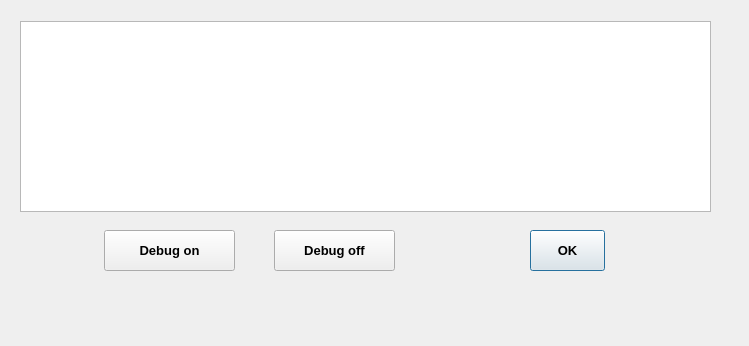
algogr/elina_app_server_win, file dialog.ui: the form before one commit.
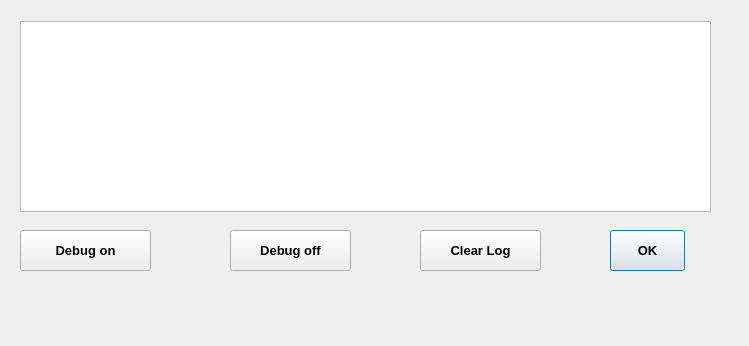
The form after the commit.

Commit message: v1.1 ---- - Add context menu (exit,about) - Replace constants.h with settings.ini - Add debug information - Changed application icon

What changed in the file:
```diff
--- a/dialog.ui
+++ b/dialog.ui
@@ -16,7 +16,7 @@
   <widget class="QPushButton" name="pushButton">
    <property name="geometry">
     <rect>
-     <x>530</x>
+     <x>610</x>
      <y>230</y>
      <width>75</width>
      <height>41</height>
@@ -36,7 +36,7 @@
   <widget class="QPushButton" name="pushOn">
    <property name="geometry">
     <rect>
-     <x>104</x>
+     <x>20</x>
      <y>230</y>
      <width>131</width>
      <height>41</height>
@@ -56,7 +56,7 @@
   <widget class="QPushButton" name="pushOff">
    <property name="geometry">
     <rect>
-     <x>274</x>
+     <x>230</x>
      <y>230</y>
      <width>121</width>
      <height>41</height>
@@ -103,6 +103,26 @@
     </rect>
    </property>
   </widget>
+  <widget class="QPushButton" name="pushClear">
+   <property name="geometry">
+    <rect>
+     <x>420</x>
+     <y>230</y>
+     <width>121</width>
+     <height>41</height>
+    </rect>
+   </property>
+   <property name="font">
+    <font>
+     <pointsize>10</pointsize>
+     <weight>75</weight>
+     <bold>true</bold>
+    </font>
+   </property>
+   <property name="text">
+    <string>Clear Log</string>
+   </property>
+  </widget>
  </widget>
  <layoutdefault spacing="6" margin="11"/>
  <resources/>
```
The commit also changes 2 other files.
